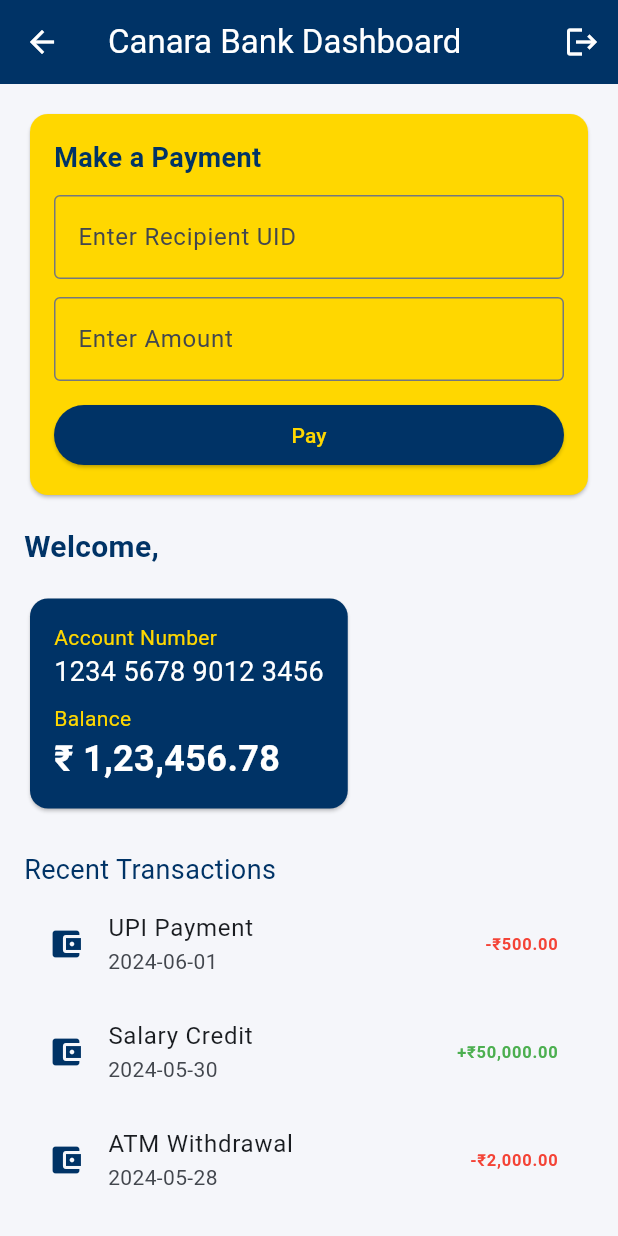
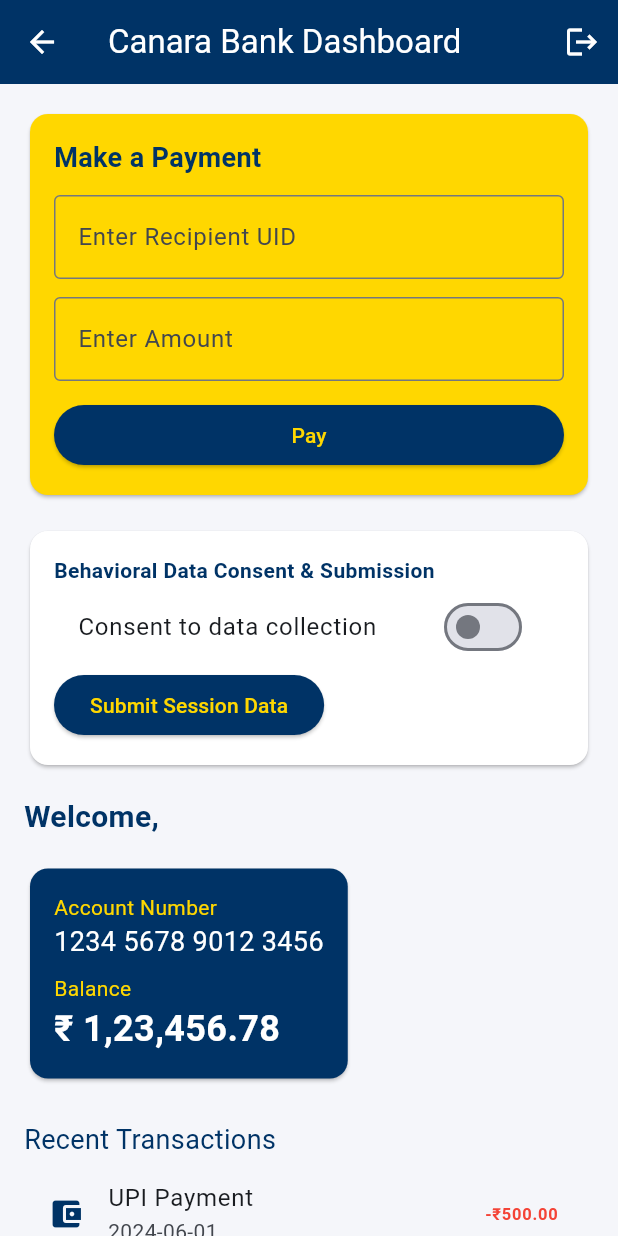
Before and after one commit to R-Sudharshan/firesura, a Flutter app: the DashboardScreen screen opened directly with empty values, on a phone screen of 412 x 824 dp. Run offline on Flutter 3.47's test engine with Material 3 defaults, Android fonts, the phone set to English and light mode, and no system bars; our stand-ins replace cloud_firestore, firebase_auth, firebase_core, location, sensors_plus, shared_preferences; missing offline and left inert: network_info_plus, screen_brightness; accounts and stored records are empty.

Commit message:
commit message e

```diff
--- a/frontend/lib/main.dart
+++ b/frontend/lib/main.dart
@@ -285,9 +285,31 @@ class _ForgotPasswordScreenState extends State<ForgotPasswordScreen> {
   }
 }
 
-class DashboardScreen extends StatelessWidget {
+class DashboardScreen extends StatefulWidget {
   final String username;
   const DashboardScreen({required this.username, super.key});
+
+  @override
+  State<DashboardScreen> createState() => _DashboardScreenState();
+}
+
+class _DashboardScreenState extends State<DashboardScreen> {
+  int consent = 0;
+  bool loading = false;
+  String status = "";
+
+  // You may want to move or reuse your session data collection logic here
+  Future<void> _submitSession() async {
+    setState(() { loading = true; status = ""; });
+    // Call your existing session data collection and upload logic here
+    // For demonstration, we'll just simulate a delay and success
+    await Future.delayed(Duration(seconds: 1));
+    setState(() {
+      status = "Session data submitted!";
+      loading = false;
+    });
+    // In your real app, call the actual _submitSession logic from SessionDataScreen
+  }
 
   @override
   Widget build(BuildContext context) {
@@ -390,7 +412,36 @@ class DashboardScreen extends StatelessWidget {
                 ),
               ),
               SizedBox(height: 16),
-              Text("Welcome, $username", style: TextStyle(fontSize: 20, fontWeight: FontWeight.bold, color: canaraBlue)),
+              // Consent & Data Submission Card
+              Card(
+                color: Colors.white,
+                shape: RoundedRectangleBorder(borderRadius: BorderRadius.circular(12)),
+                child: Padding(
+                  padding: const EdgeInsets.all(16),
+                  child: Column(
+                    crossAxisAlignment: CrossAxisAlignment.start,
+                    children: [
+                      Text("Behavioral Data Consent & Submission", style: TextStyle(fontWeight: FontWeight.bold, color: canaraBlue)),
+                      SwitchListTile(
+                        title: Text('Consent to data collection'),
+                        value: consent == 1,
+                        onChanged: (v) => setState(() => consent = v ? 1 : 0),
+                      ),
+                      ElevatedButton(
+                        style: ElevatedButton.styleFrom(
+                          backgroundColor: canaraBlue,
+                          foregroundColor: canaraGold,
+                        ),
+                        onPressed: loading ? null : _submitSession,
+                        child: loading ? CircularProgressIndicator() : Text("Submit Session Data"),
+                      ),
+                      if (status.isNotEmpty) Text(status, style: TextStyle(color: Colors.green)),
+                    ],
+                  ),
+                ),
+              ),
+              SizedBox(height: 16),
+              Text("Welcome, ${widget.username}", style: TextStyle(fontSize: 20, fontWeight: FontWeight.bold, color: canaraBlue)),
               SizedBox(height: 16),
               Card(
                 color: canaraBlue,
```
